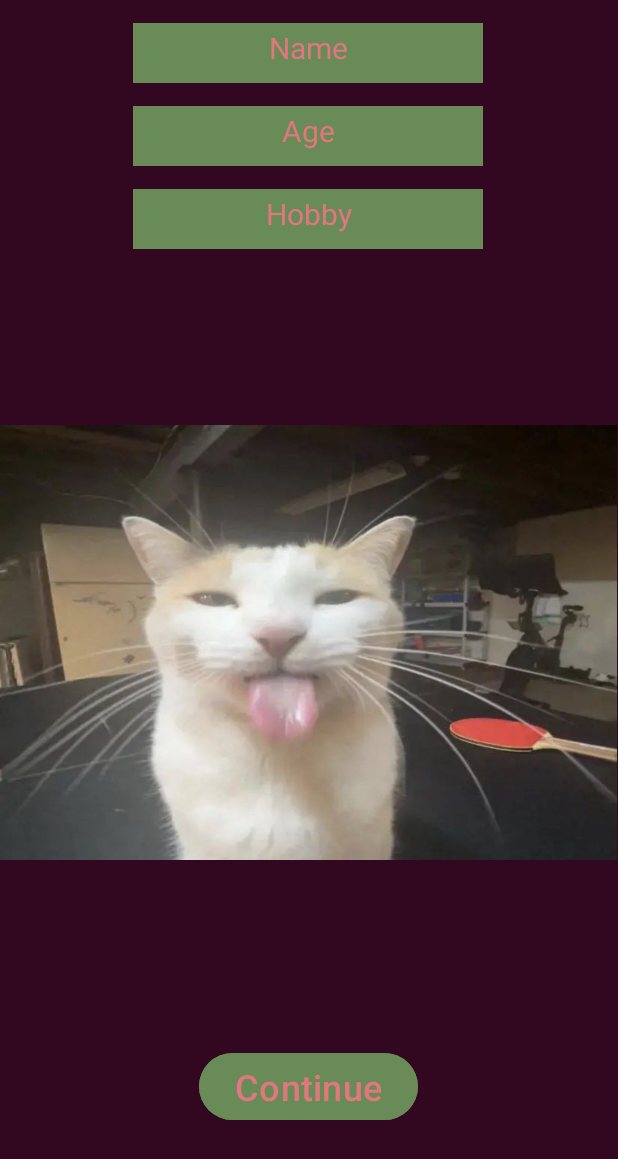
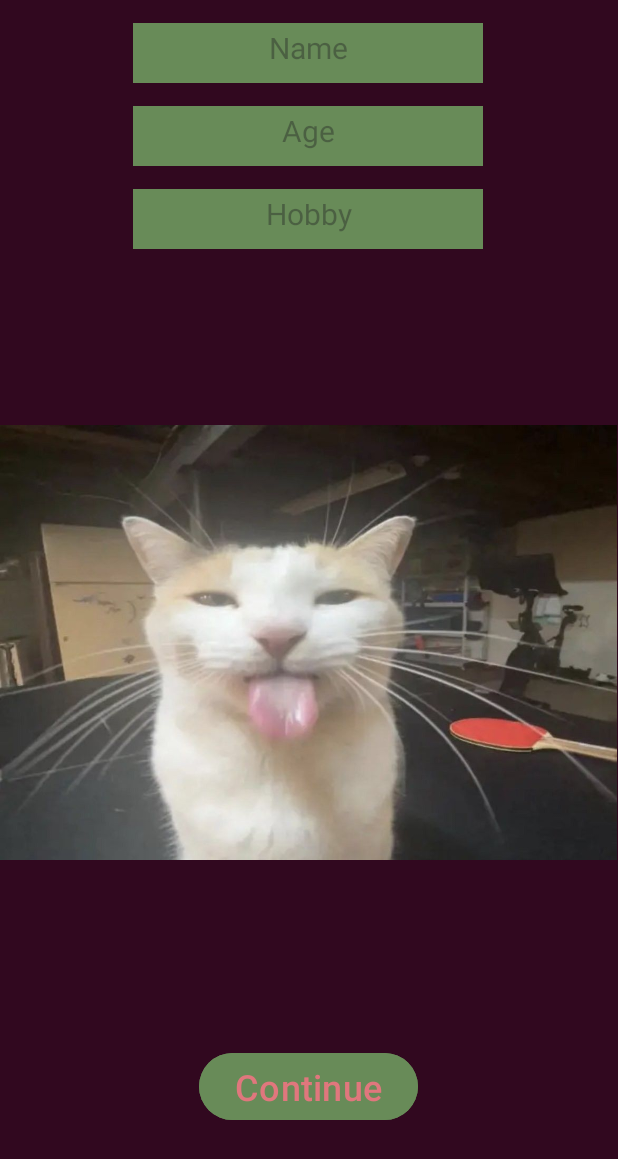
Before and after one commit to SeanNolting/ScreenTransitionsWithIntent, an Android app: the screen it shows after launch (MainActivity), on a phone screen of 412 x 824 dp. Shown: the top 1159 px of the screen. Run offline under Robolectric (Android 15) with nearby library versions, the phone set to English and light mode, and no system bars.

```diff
--- a/app/src/main/AndroidManifest.xml
+++ b/app/src/main/AndroidManifest.xml
@@ -14,7 +14,7 @@
         tools:targetApi="31">
         <activity
             android:name=".ShowInfoActivity"
-            android:exported="false" />
+            android:exported="false"/>
         <activity
             android:name=".MainActivity"
             android:exported="true">
--- a/app/src/main/java/com/example/screenlayoutapp/MainActivity.java
+++ b/app/src/main/java/com/example/screenlayoutapp/MainActivity.java
@@ -58,6 +58,9 @@ public class MainActivity extends AppCompatActivity {
         intent.putExtra("AGETEXT", age);
         intent.putExtra("HOBBYTEXT", hobby);
 
+        //Adding a method which disables the button to continue until there is text in every box
+
+
         //launch a new screen
         startActivity(intent);
     }
--- a/app/src/main/res/layout/activity_main.xml
+++ b/app/src/main/res/layout/activity_main.xml
@@ -19,7 +19,6 @@
         android:hint="@string/app_name"
         android:inputType="text"
         android:padding="@dimen/padding"
-        android:text="@string/app_name"
         android:textColor="@color/light_coral"
         android:textSize="@dimen/font"
         app:layout_constraintEnd_toEndOf="parent"
@@ -39,7 +38,6 @@
         android:hint="@string/app_age"
         android:inputType="number"
         android:padding="@dimen/padding"
-        android:text="@string/app_age"
         android:textColor="@color/light_coral"
         android:textSize="@dimen/font"
         app:layout_constraintEnd_toEndOf="parent"
@@ -59,7 +57,6 @@
         android:hint="@string/app_hobby"
         android:inputType="text"
         android:padding="@dimen/padding"
-        android:text="@string/app_hobby"
         android:textColor="@color/light_coral"
         android:textSize="@dimen/font"
         app:layout_constraintEnd_toEndOf="parent"
```
